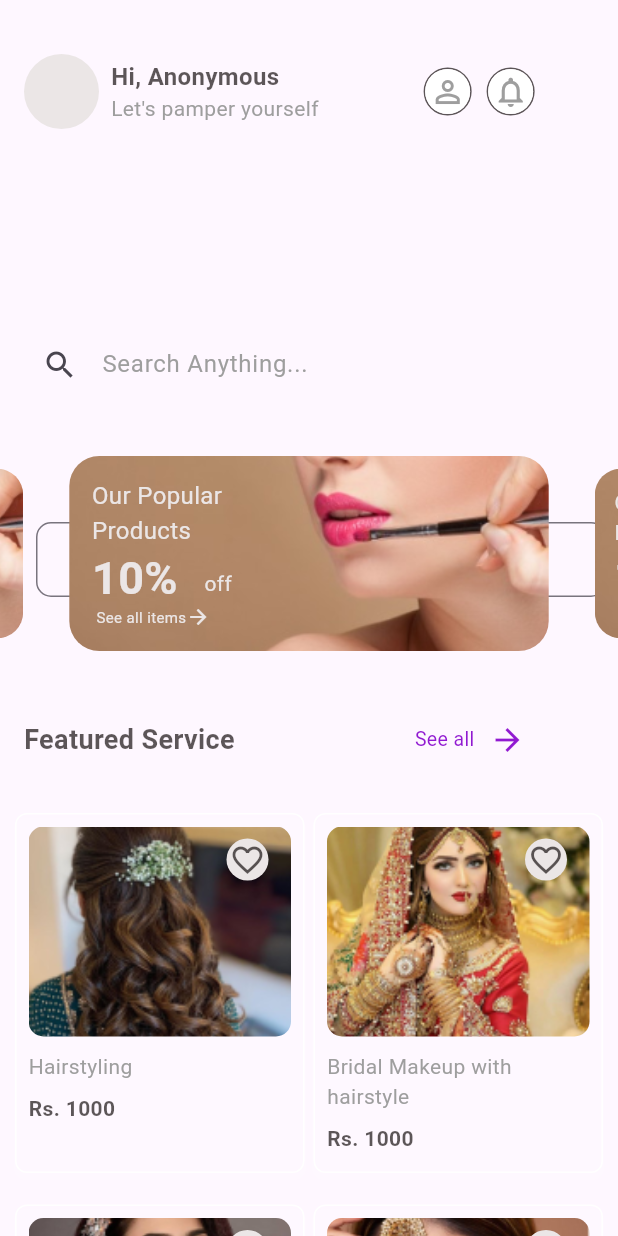
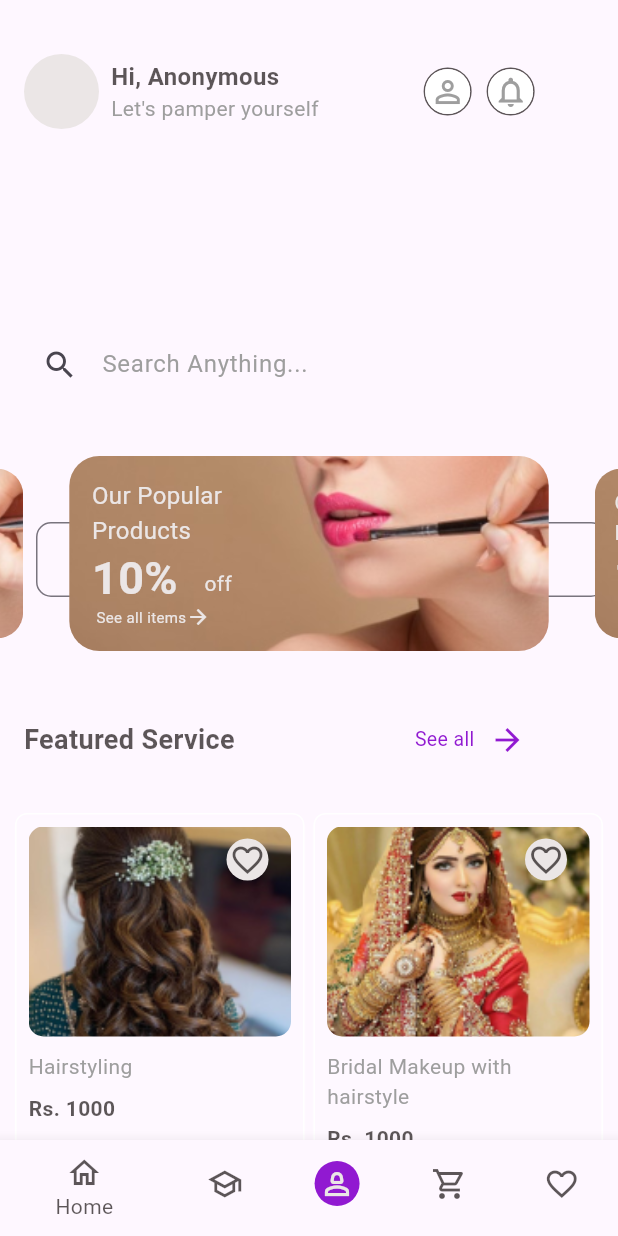
Before and after one commit to shrestha-anish-sudo/Murakey, a Flutter app: the screen it shows after launch, after a tap on "Continue as a guest", on a phone screen of 412 x 824 dp. Run offline on Flutter 3.47's test engine with Material 3 defaults, Android fonts, the phone set to English and light mode, and no system bars; drawn by our look-alikes of carousel_slider; our stand-ins replace another_flushbar, flutter_screenutil, fluttertoast, get_it.

Commit message:
'navbar'

```diff
--- a/lib/Utils/Routes/Routes.dart
+++ b/lib/Utils/Routes/Routes.dart
@@ -4,6 +4,7 @@ import 'package:murarkey/features/Cart/Screens/Cart_screen.dart';
 import 'package:murarkey/features/Category/Screens/category_screen.dart';
 import 'package:murarkey/features/Category/Screens/course1.dart';
 import 'package:murarkey/features/Category/Screens/course2.dart';
+import 'package:murarkey/features/Mainscreen/screens/main_screen.dart';
 import 'package:murarkey/features/auth/Screens/Login_Screen.dart';
 import 'package:murarkey/features/auth/Screens/Signup_screen.dart';
 import 'package:murarkey/features/auth/Screens/create_new.dart';
@@ -43,6 +44,8 @@ class Routes {
         return _pageRoute(const Coursetwo());
       case RoutesName.createnew:
         return _pageRoute(const Createnew());
+      case RoutesName.mainscreen:
+        return _pageRoute(Mainscreen());
     }
     return null;
   }
--- a/lib/Utils/Routes/Routes_name.dart
+++ b/lib/Utils/Routes/Routes_name.dart
@@ -13,4 +13,5 @@ class RoutesName {
   static const String courseone = 'Course_one';
   static const String createnew = 'Create_new_password';
   static const String coursetwo = 'Course_two';
+  static const String mainscreen = 'Main_screen';
 }
--- /dev/null
+++ b/lib/features/Mainscreen/Provider/tabprovider.dart
@@ -0,0 +1,13 @@
+import 'package:flutter/material.dart';
+import 'package:provider/provider.dart';
+
+class TabProvider with ChangeNotifier {
+  int _currentIndex = 0;
+
+  int get currentIndex => _currentIndex;
+
+  void setIndex(int index) {
+    _currentIndex = index;
+    notifyListeners();
+  }
+}
--- /dev/null
+++ b/lib/features/Mainscreen/screens/main_screen.dart
@@ -0,0 +1,77 @@
+import 'package:flutter/material.dart';
+import 'package:murarkey/features/Cart/Screens/cart_screen.dart';
+import 'package:murarkey/features/Course/Screens/course_screen.dart';
+import 'package:murarkey/features/Mainscreen/Provider/tabprovider.dart';
+import 'package:murarkey/features/home/screens/home_screens.dart';
+import 'package:murarkey/features/profile/services/Screens/services_screen.dart';
+import 'package:murarkey/res/colors.dart';
+import 'package:provider/provider.dart';
+
+class Mainscreen extends StatelessWidget {
+  final List<Widget> _pages = [
+    Homescreen(),
+    const Coursescreen(),
+    const Servicesscreen(),
+    const CartScreen(),
+    const CartScreen(),
+  ];
+
+  Mainscreen({Key? key}) : super(key: key);
+
+  @override
+  Widget build(BuildContext context) {
+    final tabProvider = Provider.of<TabProvider>(context);
+
+    return Scaffold(
+      body: PageView(
+        controller: PageController(),
+        children: _pages,
+        onPageChanged: (index) {
+          tabProvider.setIndex(index);
+        },
+      ),
+      bottomNavigationBar: BottomNavigationBar(
+        currentIndex: tabProvider.currentIndex,
+        selectedItemColor: AppColor.black,
+        unselectedItemColor: AppColor.gray,
+        onTap: (index) {
+          tabProvider.setIndex(index);
+        },
+        items: [
+          buildBottomNavigationBarItem(Icons.home_outlined, 'Home'),
+          buildBottomNavigationBarItem(Icons.school_outlined, 'Course'),
+          buildBottomNavigationBarItem(
+            Icons.person_2_outlined,
+            'Service',
+            isCircleAvatar: true,
+          ),
+          buildBottomNavigationBarItem(Icons.shopping_cart_outlined, 'Cart'),
+          buildBottomNavigationBarItem(Icons.favorite_outline, 'Favorite'),
+        ],
+      ),
+    );
+  }
+
+  BottomNavigationBarItem buildBottomNavigationBarItem(
+    IconData icon,
+    String label, {
+    bool isCircleAvatar = false,
+  }) {
+    return BottomNavigationBarItem(
+      icon: isCircleAvatar
+          ? CircleAvatar(
+              radius: 15,
+              backgroundColor: AppColor.lightPurple,
+              child: Icon(
+                icon,
+                color: AppColor.white,
+              ),
+            )
+          : Icon(
+              icon,
+              color: AppColor.black,
+            ),
+      label: label,
+    );
+  }
+}
--- a/lib/features/auth/Screens/welcome_screen.dart
+++ b/lib/features/auth/Screens/welcome_screen.dart
@@ -67,7 +67,7 @@ class Welcomescreen extends StatelessWidget {
               child: InkWell(
                 onTap: () {
                   print("guest");
-                  Navigator.pushNamed(context, RoutesName.home);
+                  Navigator.pushNamed(context, RoutesName.mainscreen);
                 },
                 child: const Text(
                   'Continue as a guest',
--- a/lib/features/home/screens/home_screens.dart
+++ b/lib/features/home/screens/home_screens.dart
@@ -23,7 +23,6 @@ class Homescreen extends StatelessWidget {
 
   @override
   Widget build(BuildContext context) {
-    final tabProvider = Provider.of<TabSelectionNotifier>(context);
     final homeTabProvider = Provider.of<TabSelectionNotifier>(context);
 
     return Scaffold(
--- a/lib/features/home/services/build_product.dart
+++ b/lib/features/home/services/build_product.dart
@@ -99,8 +99,7 @@ Widget buildProductItemWithButton(BuildContext context, String name,
           child: IconButton(
             color: AppColor.black,
             icon: Icon(Icons.arrow_forward_ios),
-            onPressed: () {
-            },
+            onPressed: () {},
           ),
         ),
       ),
--- a/lib/main.dart
+++ b/lib/main.dart
@@ -4,6 +4,7 @@ import 'package:murarkey/Utils/Routes/Routes_name.dart';
 import 'package:murarkey/Utils/Routes/routes.dart';
 import 'package:murarkey/features/Cart/provider/cart_provider.dart';
 import 'package:murarkey/features/Category/Provider/categoryprovider.dart';
+import 'package:murarkey/features/Mainscreen/Provider/tabprovider.dart';
 import 'package:murarkey/features/auth/provider/auth_provider.dart';
 import 'package:murarkey/features/auth/provider/login_provider.dart';
 import 'package:murarkey/features/auth/provider/password_provider.dart';
@@ -33,11 +34,12 @@ class MyApp extends StatelessWidget {
           ChangeNotifierProvider(create: (_) => AuthProvider()),
           ChangeNotifierProvider(create: (_) => FavoriteProvider()),
           ChangeNotifierProvider(create: (_) => ProductProvider()),
-          ChangeNotifierProvider(create: (_) => TabSelectionNotifier()),
+          ChangeNotifierProvider(create: (_) => TabProvider()),
           ChangeNotifierProvider(create: (_) => ImageEnlargeNotifier()),
           ChangeNotifierProvider(create: (_) => ImageGalleryState()),
           ChangeNotifierProvider(create: (_) => IconButtonVisibilityNotifier()),
           ChangeNotifierProvider(create: (_) => FormProvider()),
+          ChangeNotifierProvider(create: (_) => TabSelectionNotifier()),
 
           // Add other providers as needed
         ],
--- a/pubspec.yaml
+++ b/pubspec.yaml
@@ -49,6 +49,7 @@ dependencies:
   carousel_slider: ^4.2.1
   mvc_pattern: ^8.12.0
   flutter_facebook_auth: ^6.1.1
+  curved_navigation_bar: ^1.0.3
 
 dev_dependencies:
   flutter_launcher_icons: ^0.13.1
```
Also changed, not shown: lib/features/Course/Screens/course_screen.dart (added, +12 -0 lines), lib/features/Wishlist/screens/wish_list_screen.dart (added, +12 -0 lines), lib/features/profile/services/Screens/services_screen.dart (added, +10 -0 lines), pubspec.lock.
